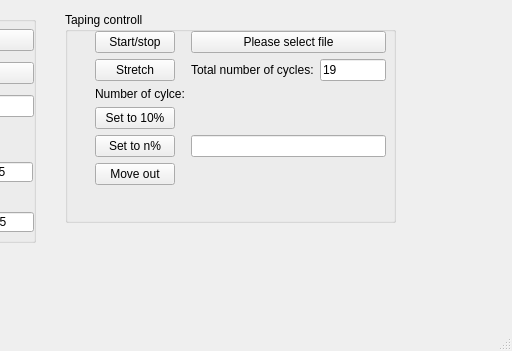
Before: the Qt Designer form ui/TM.ui in al509/LabSoft, drawn with Qt 5; both pictures show x 225 to 737 and y 168 to 519 of the 737 by 519 pixel window.
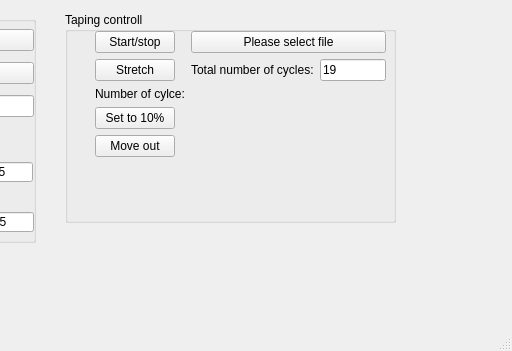
After: the same form once the commit is applied.

Commit message: Remove unused button

```diff
--- a/ui/TM.ui
+++ b/ui/TM.ui
@@ -102,23 +102,13 @@
         </property>
        </widget>
       </item>
-      <item row="5" column="0">
+      <item row="4" column="0">
        <widget class="QPushButton" name="MoveOutButton">
         <property name="text">
          <string>Move out</string>
         </property>
        </widget>
       </item>
-      <item row="4" column="0">
-       <widget class="QPushButton" name="SetToNButton">
-        <property name="text">
-         <string>Set to n%</string>
-        </property>
-       </widget>
-      </item>
-      <item row="4" column="1">
-       <widget class="QLineEdit" name="SetToNField"/>
-      </item>
      </layout>
     </widget>
    </widget>
```
